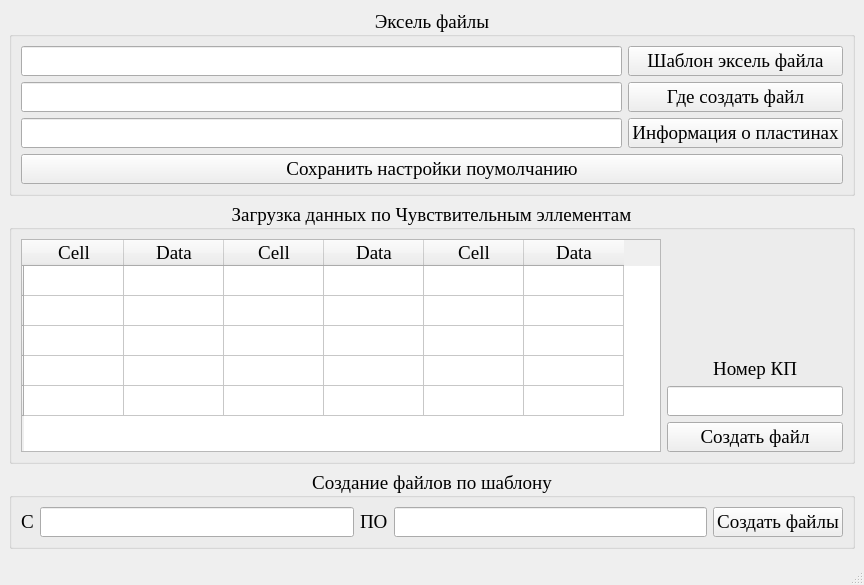
Above: MainWidget_by_working_excel.ui from yariksimakov/Work-with-excel before the change. Below: the same form after it.
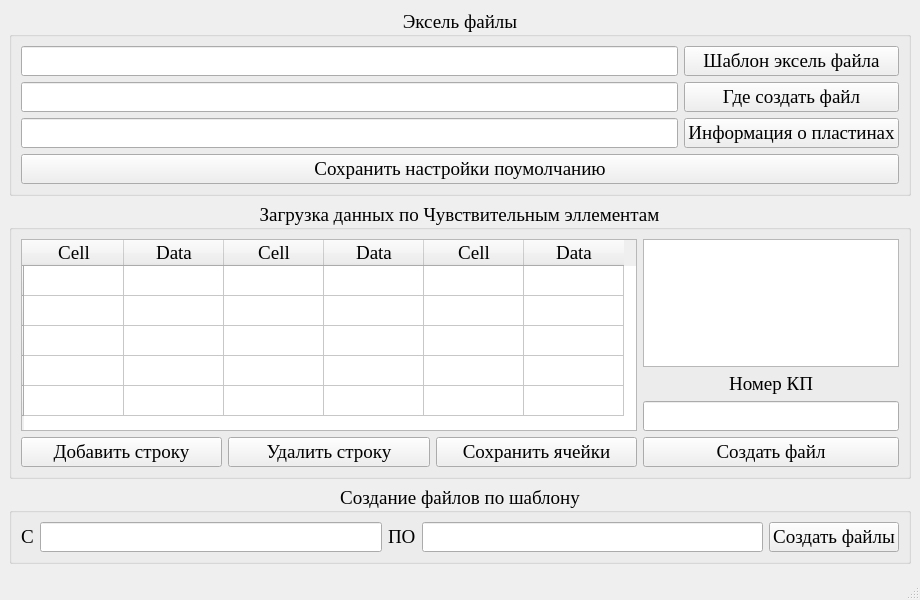
That is the form after the change.

Patch:
```diff
--- a/MainWidget_by_working_excel.ui
+++ b/MainWidget_by_working_excel.ui
@@ -6,8 +6,8 @@
    <rect>
     <x>0</x>
     <y>0</y>
-    <width>864</width>
-    <height>585</height>
+    <width>920</width>
+    <height>600</height>
    </rect>
   </property>
   <property name="sizePolicy">
@@ -100,9 +100,26 @@
       <property name="alignment">
        <set>Qt::AlignmentFlag::AlignCenter</set>
       </property>
-      <layout class="QHBoxLayout" name="horizontalLayout_2">
+      <layout class="QHBoxLayout" name="horizontalLayout_3">
+       <item>
+        <layout class="QVBoxLayout" name="verticalLayout_5">
        <item>
         <widget class="QTableWidget" name="tableWidget_CC">
+           <property name="showGrid">
+            <bool>true</bool>
+           </property>
+           <property name="gridStyle">
+            <enum>Qt::PenStyle::SolidLine</enum>
+           </property>
+           <property name="sortingEnabled">
+            <bool>false</bool>
+           </property>
+           <property name="wordWrap">
+            <bool>true</bool>
+           </property>
+           <attribute name="horizontalHeaderCascadingSectionResizes">
+            <bool>false</bool>
+           </attribute>
          <row>
           <property name="text">
            <string/>
@@ -161,34 +178,61 @@
         </widget>
        </item>
        <item>
+          <layout class="QHBoxLayout" name="horizontalLayout_2">
+           <item>
+            <widget class="QPushButton" name="add_new_line">
+             <property name="text">
+              <string>Добавить строку</string>
+             </property>
+            </widget>
+           </item>
+           <item>
+            <widget class="QPushButton" name="del_last_line">
+             <property name="text">
+              <string>Удалить строку</string>
+             </property>
+            </widget>
+           </item>
+           <item>
+            <widget class="QPushButton" name="save_cell">
+             <property name="text">
+              <string>Сохранить ячейки</string>
+             </property>
+            </widget>
+           </item>
+          </layout>
+         </item>
+        </layout>
+       </item>
+       <item>
         <layout class="QVBoxLayout" name="verticalLayout_3">
-         <property name="sizeConstraint">
-          <enum>QLayout::SizeConstraint::SetFixedSize</enum>
-         </property>
          <item>
-          <spacer name="verticalSpacer">
-           <property name="orientation">
-            <enum>Qt::Orientation::Vertical</enum>
+          <widget class="QListWidget" name="listWidget">
+           <property name="sizePolicy">
+            <sizepolicy hsizetype="Fixed" vsizetype="Expanding">
+             <horstretch>0</horstretch>
+             <verstretch>0</verstretch>
+            </sizepolicy>
            </property>
-           <property name="sizeHint" stdset="0">
+           <property name="maximumSize">
             <size>
-             <width>20</width>
-             <height>98</height>
+             <width>300</width>
+             <height>16777215</height>
             </size>
            </property>
-          </spacer>
+          </widget>
          </item>
          <item>
           <widget class="QLabel" name="label_number_CC">
            <property name="sizePolicy">
-            <sizepolicy hsizetype="Fixed" vsizetype="Preferred">
+            <sizepolicy hsizetype="Fixed" vsizetype="Fixed">
              <horstretch>0</horstretch>
              <verstretch>0</verstretch>
             </sizepolicy>
            </property>
            <property name="maximumSize">
             <size>
-             <width>200</width>
+             <width>300</width>
              <height>16777215</height>
             </size>
            </property>
@@ -210,7 +254,7 @@
            </property>
            <property name="maximumSize">
             <size>
-             <width>200</width>
+             <width>300</width>
              <height>16777215</height>
             </size>
            </property>
@@ -235,7 +279,7 @@
            </property>
            <property name="maximumSize">
             <size>
-             <width>200</width>
+             <width>300</width>
              <height>16777215</height>
             </size>
            </property>
```
Left out of the diff: 2 changed lines with no effect on the pictures. Lines whose indentation alone changed are shown as unchanged.
